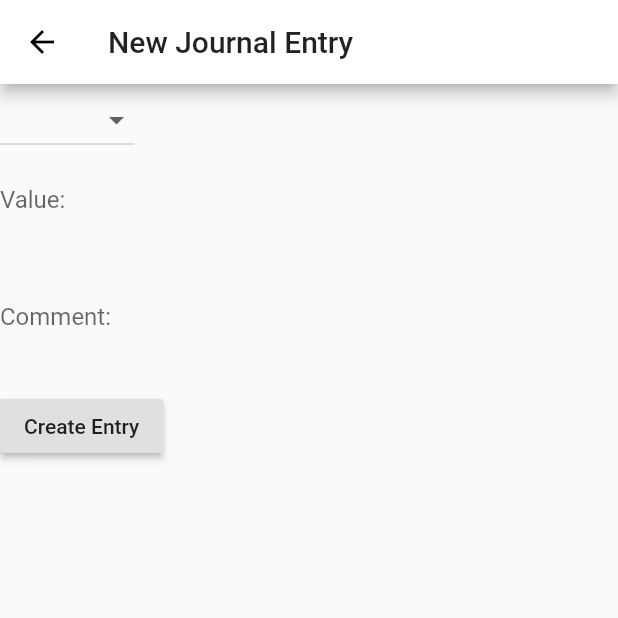
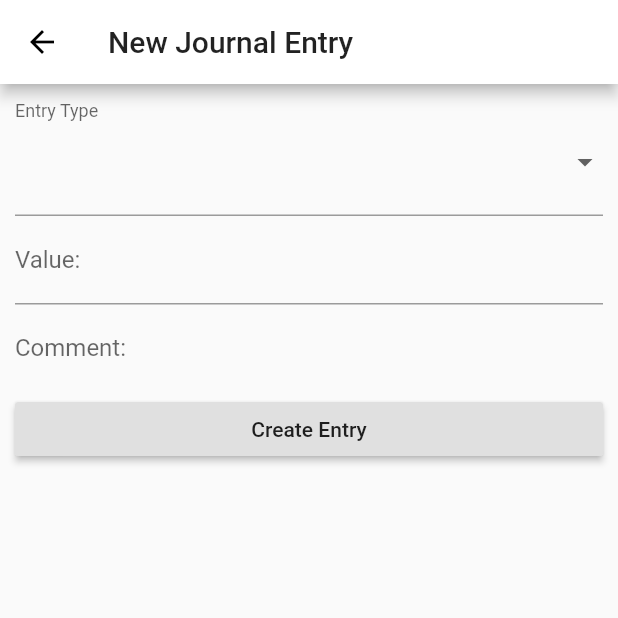
Before and after one commit to awhogue/bullet, a Flutter app: the NewBulletEntry screen opened directly, on a phone screen of 412 x 824 dp, the top half of it. Run offline on Flutter 3.47's test engine with Material 2 defaults, Android fonts, the phone set to English and light mode, and no system bars.

```diff
--- a/lib/screens/new_entry.dart
+++ b/lib/screens/new_entry.dart
@@ -32,10 +32,15 @@ class NewBulletEntryState extends State<NewBulletEntry> {
       body: Container(
         child: Form(
           key: this._formKey,
-          child: Column(
-            crossAxisAlignment: CrossAxisAlignment.start,
-            children: [
-              DropdownButton<String>(
+          child: ListView(
+            padding: const EdgeInsets.symmetric(horizontal: 10.0),
+            children: <Widget>[
+              InputDecorator(
+                decoration: const InputDecoration(
+                  labelText: 'Entry Type',
+                ),
+                child: DropdownButtonHideUnderline(
+                  child: DropdownButton<String>(
                     value: _enteredRow,
                     // value: // TOOD: set the default to the most recently created entry?
                     onChanged: (String newValue) {
@@ -48,9 +53,10 @@ class NewBulletEntryState extends State<NewBulletEntry> {
                       ),
                     ).toList(),
                   ),
+                ),
+              ),
               TextFormField(
                 decoration: InputDecoration(
-                  border: InputBorder.none,
                   labelText: 'Value:',
                 ),
                 validator: (value) {
@@ -69,7 +75,6 @@ class NewBulletEntryState extends State<NewBulletEntry> {
                   border: InputBorder.none,
                   labelText: 'Comment:',
                 ),
-                maxLines: 3,
                 onSaved: (String value) {
                   setState(() { _enteredComment = value; });
                 },
```
Lines whose indentation alone changed are shown as unchanged.
